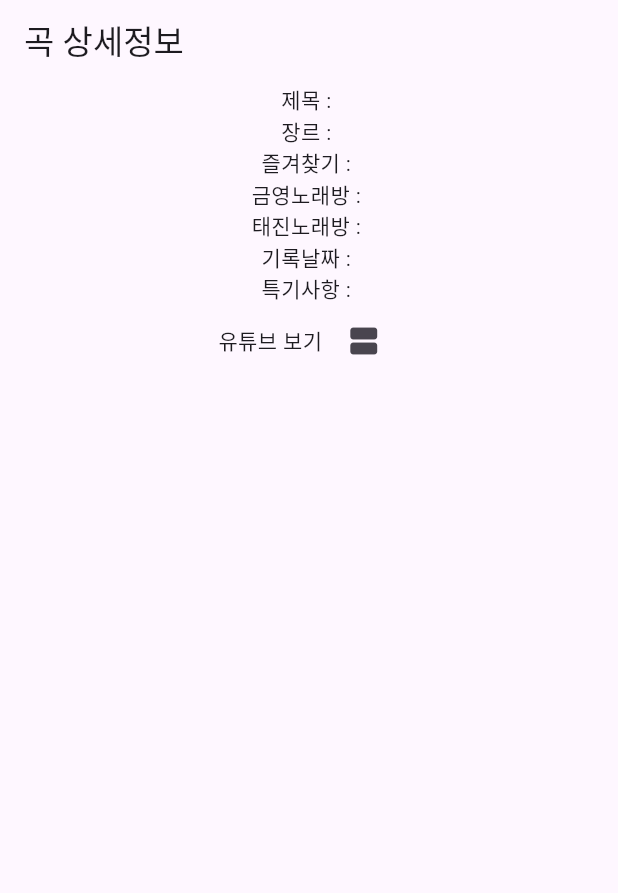
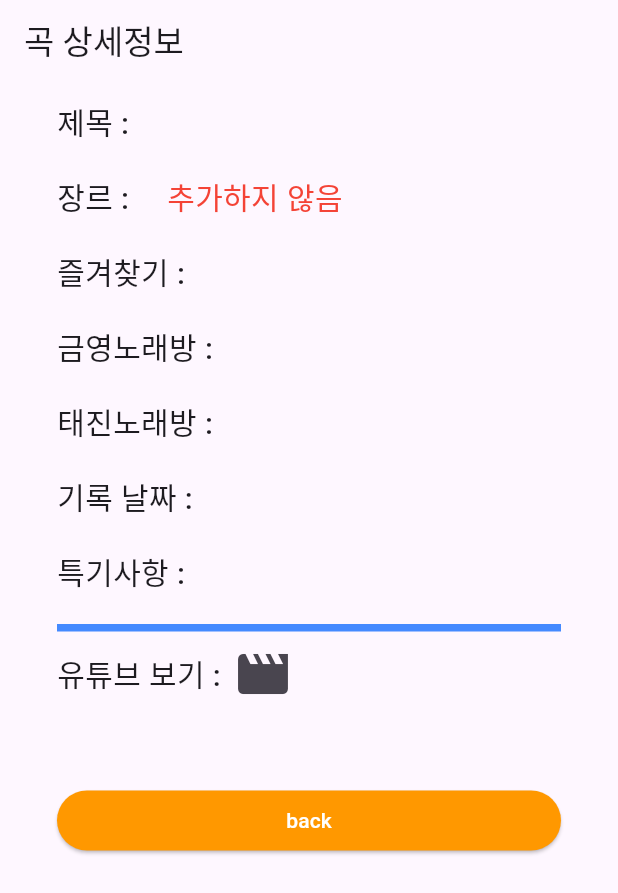
Before and after one commit to poseidonKey/my_karaoke_sql_riverpod_v1_0, a Flutter app: the SongViewscreen widget shown alone on an empty page, opened directly with empty values, on a phone screen of 412 x 824 dp. Shown: the top 893 px of the screen. Run offline on Flutter 3.47's test engine with Material 3 defaults, Android fonts, the phone set to English and light mode, and no system bars; our stand-ins replace flutter_riverpod, go_router, sqflite, webview_flutter, youtube_player_flutter; accounts and stored records are empty.

Commit message:
view 수정 함.

```diff
--- a/lib/screens/song_view_screen.dart
+++ b/lib/screens/song_view_screen.dart
@@ -11,20 +11,32 @@ class SongViewscreen extends StatelessWidget {
   Widget build(BuildContext context) {
     return DefaultLayout(
       title: '곡 상세정보',
-      body: Column(
+      body: Padding(
+        padding: const EdgeInsets.symmetric(horizontal: 30, vertical: 10),
+        child: Column(
           children: [
-          Text('제목 : ${item.songName}'),
-          Text('장르 : ${item.songJanre}'),
-          Text('즐겨찾기 : ${item.songFavorite}'),
-          Text('금영노래방 : ${item.songGYNumber}'),
-          Text('태진노래방 : ${item.songTJNumber}'),
-          Text('기록날짜 : ${item.songCreateTime}'),
-          Text('특기사항 : ${item.songETC}'),
+            _getContentsValue(subject: '제목 : ', content: item.songName),
+            _getContentsValue(
+                subject: '장르 : ',
+                content: item.songJanre == 'true' ? 'Check' : '추가하지 않음'),
+            _getContentsValue(subject: '즐겨찾기 : ', content: item.songFavorite),
+            _getContentsValue(subject: '금영노래방 : ', content: item.songGYNumber),
+            _getContentsValue(subject: '태진노래방 : ', content: item.songTJNumber),
+            _getContentsValue(
+                subject: '기록 날짜 : ', content: item.songCreateTime),
+            _getContentsValue(subject: '특기사항 : ', content: item.songETC),
+            SizedBox(
+                child: Container(
+              height: 5,
+              color: Colors.blueAccent,
+            )),
             Row(
-            mainAxisAlignment: MainAxisAlignment.center,
+              mainAxisAlignment: MainAxisAlignment.start,
               children: [
-              const Text('유튜브 보기 '),
-              // Text('보기 : ${item.songUtubeAddress}'),
+                const Text(
+                  '유튜브 보기 :',
+                  style: TextStyle(fontSize: 20, fontWeight: FontWeight.w500),
+                ),
                 IconButton(
                     onPressed: () {
                       Navigator.of(context).push(
@@ -37,9 +49,49 @@ class SongViewscreen extends StatelessWidget {
                         }),
                       );
                     },
-                  icon: const Icon(Icons.view_agenda))
+                    icon: const Icon(
+                      Icons.movie,
+                      size: 40,
+                    ))
               ],
             ),
+            const SizedBox(
+              height: 50,
+            ),
+            SizedBox(
+              height: 40,
+              width: double.infinity,
+              child: ElevatedButton(
+                  style: ElevatedButton.styleFrom(
+                      foregroundColor: Colors.white,
+                      backgroundColor: Colors.orange),
+                  onPressed: () {
+                    Navigator.of(context).pop();
+                  },
+                  child: const Text('back')),
+            )
+          ],
+        ),
+      ),
+    );
+  }
+
+  Widget _getContentsValue({required String subject, required String content}) {
+    const subjectStyle = TextStyle(fontSize: 20, fontWeight: FontWeight.w500);
+    const contentStyle =
+        TextStyle(fontSize: 20, fontWeight: FontWeight.w500, color: Colors.red);
+    return Padding(
+      padding: const EdgeInsets.only(bottom: 20),
+      child: Row(
+        children: [
+          Text(
+            subject,
+            style: subjectStyle,
+          ),
+          const SizedBox(
+            width: 20,
+          ),
+          Text(content, style: contentStyle),
         ],
       ),
     );
```
Lines whose indentation alone changed are shown as unchanged.
